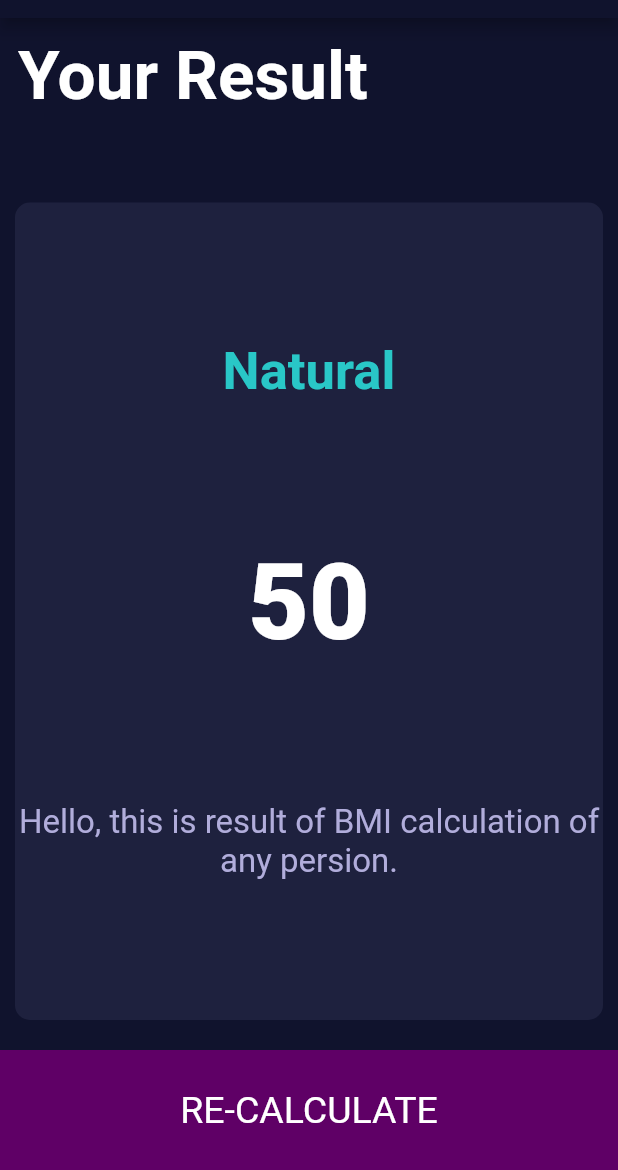
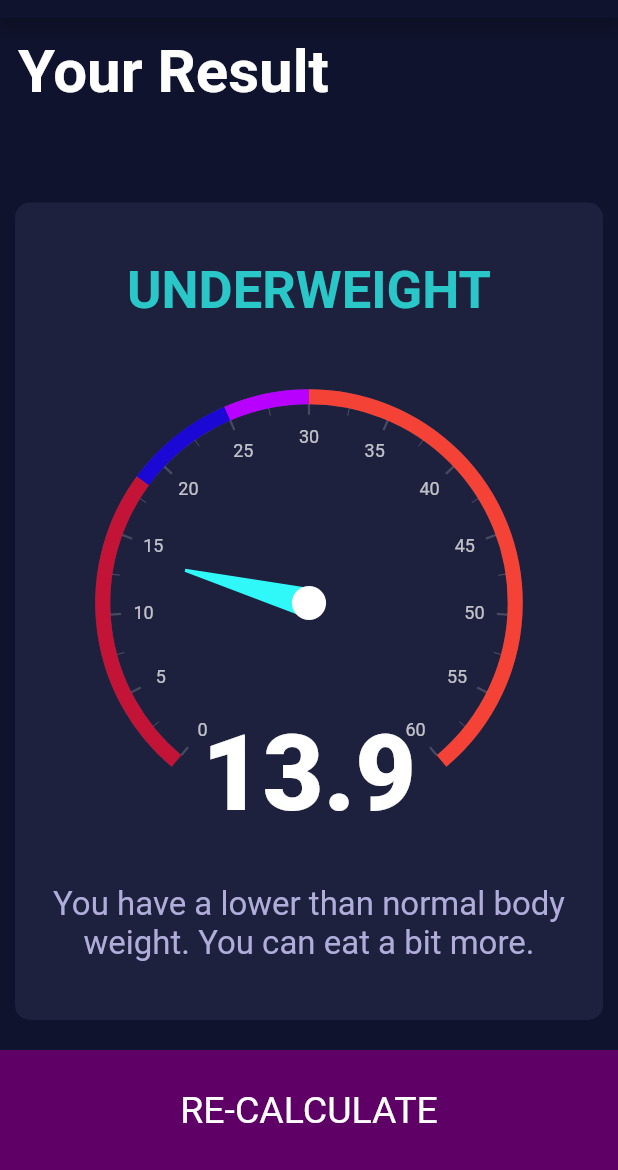
Before and after one commit to praween-link/MyFlutter, a Flutter app: the screen it shows after launch, after a tap on "CALCULATE", on a phone screen of 412 x 824 dp, the part 66-1236 px from its top. Run offline on Flutter 3.47's test engine with Material 2 defaults, Android fonts, the phone set to English and light mode, and no system bars; drawn by our look-alikes of syncfusion_flutter_gauges; our stand-ins replace font_awesome_flutter.

Commit message:
BMI Calculator Project

```diff
--- /dev/null
+++ b/lib/calculator_brain.dart
@@ -0,0 +1,39 @@
+import 'dart:math';
+
+class CalculatorBrain {
+  CalculatorBrain({this.height, this.weight});
+
+  final int height;
+  final int weight;
+
+  double _bmi;
+
+  double calculateBMI() {
+    _bmi = weight / pow(height / 100, 2);
+    return _bmi;
+  }
+
+  String getResult() {
+    if (_bmi >= 30) {
+      return 'Obesity';
+    } else if (_bmi >= 25) {
+      return 'Overweight';
+    } else if (_bmi >= 18.5) {
+      return 'Normal';
+    } else {
+      return 'Underweight';
+    }
+  }
+
+  String getInterpetation() {
+    if (_bmi >= 30) {
+      return "Your weight increased too much, Try to exercise more.";
+    } else if (_bmi >= 25) {
+      return "You have a higher than normal body weight. Try to exercise more.";
+    } else if (_bmi >= 18.5) {
+      return "You have a normal body weight. Good job!";
+    } else {
+      return "You have a lower than normal body weight. You can eat a bit more.";
+    }
+  }
+}
--- /dev/null
+++ b/lib/components/constants.dart
@@ -0,0 +1,38 @@
+import 'package:flutter/material.dart';
+
+const cBottomContainerHeight = 80.0;
+const cBottomContainerColor = Color(0xFF5f0066);
+const cActiveContainerColor = Color(0xFF1e213e);
+const cTextColor = Color(0xFFc7c7c7);
+const cTextSize = 18.0;
+
+const cNumberStyle = TextStyle(
+  color: Color(0xFFFFFFFF),
+  fontSize: 50.0,
+  fontWeight: FontWeight.w900,
+);
+
+const cCalculatorButtonTextStyle = TextStyle(
+  color: Colors.white,
+  fontSize: 25.0,
+);
+const cResultTextStyle = TextStyle(
+  color: Colors.white,
+  fontSize: 40.0,
+  fontWeight: FontWeight.bold,
+);
+const cResTextStyle = TextStyle(
+  color: Color(0xFF29c7c7),
+  fontSize: 35.0,
+  fontWeight: FontWeight.bold,
+);
+const cDiscriptionTextStyle = TextStyle(
+  color: Color(0xFFb1addb),
+  fontSize: 22.0,
+);
+
+const cResultNumberStyle = TextStyle(
+  color: Color(0xFFFFFFFF),
+  fontSize: 70.0,
+  fontWeight: FontWeight.w900,
+);
--- a/lib/reusable_card.dart
+++ b/lib/components/reusable_card.dart
@@ -1,7 +1,6 @@
 import 'package:flutter/material.dart';
 
 class ReusableCard extends StatelessWidget {
-
   ReusableCard({@required this.usingColor, this.childCard, this.onPress});
 
   final Color usingColor;
--- a/lib/constants.dart
+++ /dev/null
@@ -1,17 +0,0 @@
-
-import 'package:flutter/material.dart';
-
-const cBottomContainerHeight = 80.0;
-const cBottomContainerColor = Color(0xFF5f0066);
-const cActiveContainerColor = Color(0xFF1e213e);
-const cTextColor = Color(0xFFc7c7c7);
-const cTextSize = 18.0;
-
-const cNumberStyle = TextStyle(color: Color(0xFFFFFFFF), fontSize: 50.0, fontWeight: FontWeight.w900,);
-
-const cCalculatorButtonTextStyle = TextStyle(color: Colors.white, fontSize: 25.0,);
-const cResultTextStyle = TextStyle(color: Colors.white, fontSize: 45.0, fontWeight: FontWeight.bold,);
-const cResTextStyle = TextStyle(color: Color(0xFF29c7c7), fontSize: 35.0, fontWeight: FontWeight.bold,);
-const cDiscriptionTextStyle = TextStyle(color: Color(0xFFb1addb), fontSize: 22.0,);
-
-const cResultNumberStyle = TextStyle(color: Color(0xFFFFFFFF), fontSize: 70.0, fontWeight: FontWeight.w900,);
--- /dev/null
+++ b/lib/pages/gauge.dart
@@ -0,0 +1,68 @@
+import 'package:flutter/material.dart';
+import 'package:syncfusion_flutter_gauges/gauges.dart';
+import 'package:testing_app/components/constants.dart';
+
+class SfRadialGaugeWidget extends StatelessWidget {
+  const SfRadialGaugeWidget({
+    Key key,
+    @required this.bmiResult,
+  }) : super(key: key);
+
+  final double bmiResult;
+
+  @override
+  Widget build(BuildContext context) {
+    return Container(
+      height: 300,
+      width: 300,
+      child: SfRadialGauge(
+        axes: <RadialAxis>[
+          RadialAxis(
+            minimum: 0,
+            maximum: 60,
+            interval: 5,
+            ranges: <GaugeRange>[
+              GaugeRange(
+                startValue: 0,
+                endValue: 18.5,
+                color: Color(0xFFc31336),
+              ),
+              GaugeRange(
+                startValue: 18.5,
+                endValue: 25,
+                color: Color(0xFF1c08d4),
+              ),
+              GaugeRange(
+                startValue: 25,
+                endValue: 30,
+                color: Color(0xFFb700ff),
+              ),
+              GaugeRange(
+                startValue: 30,
+                endValue: 60,
+                color: Colors.red,
+              ),
+            ],
+            pointers: <GaugePointer>[
+              NeedlePointer(
+                needleColor: Color(0xFF30f8f8),
+                value: bmiResult,
+                enableAnimation: true,
+              ),
+            ],
+            annotations: <GaugeAnnotation>[
+              GaugeAnnotation(
+                widget: Text(
+                  bmiResult.toStringAsFixed(1),
+                  style: cResultNumberStyle,
+                ),
+                positionFactor: 0.8,
+                angle: 90,
+              ),
+            ],
+          ),
+        ],
+      ),
+    );
+  }
+}
--- a/lib/input_page.dart
+++ b/lib/pages/input_page.dart
@@ -1,13 +1,12 @@
 import 'package:flutter/material.dart';
 import 'package:font_awesome_flutter/font_awesome_flutter.dart';
-import 'package:testing_app/results_page.dart';
-
-import 'bottom_button.dart';
-import 'constants.dart';
-import 'icon_content.dart';
-import 'reusable_card.dart';
-import 'round_button_icon.dart';
-// import 'package:font_awesome_flutter/font_awesome_flutter.dart';
+import 'package:testing_app/calculator_brain.dart';
+import 'package:testing_app/components/bottom_button.dart';
+import 'package:testing_app/components/constants.dart';
+import 'package:testing_app/components/icon_content.dart';
+import 'package:testing_app/components/reusable_card.dart';
+import 'package:testing_app/components/round_button_icon.dart';
+import 'package:testing_app/pages/results_page.dart';
 
 enum Gender {
   male,
@@ -248,10 +247,16 @@ class _InputPageState extends State<InputPage> {
             ),
             BottomButton(
               onTap: () {
+                CalculatorBrain calc =
+                    new CalculatorBrain(height: height, weight: weight);
                 Navigator.push(
                   context,
                   MaterialPageRoute(
-                    builder: (context) => ResultsPage(),
+                    builder: (context) => ResultsPage(
+                      bmiResult: calc.calculateBMI(),
+                      resultText: calc.getResult(),
+                      resultInterpetation: calc.getInterpetation(),
+                    ),
                   ),
                 );
               },
--- a/lib/results_page.dart
+++ b/lib/pages/results_page.dart
@@ -1,10 +1,21 @@
 import 'package:flutter/material.dart';
-import 'package:testing_app/reusable_card.dart';
+import 'package:testing_app/components/bottom_button.dart';
+import 'package:testing_app/components/constants.dart';
+import 'package:testing_app/components/reusable_card.dart';
 
-import 'bottom_button.dart';
-import 'constants.dart';
+import 'gauge.dart';
 
 class ResultsPage extends StatelessWidget {
+  ResultsPage({
+    @required this.bmiResult,
+    @required this.resultText,
+    @required this.resultInterpetation,
+  });
+
+  final double bmiResult;
+  final String resultText;
+  final String resultInterpetation;
+
   @override
   Widget build(BuildContext context) {
     return Scaffold(
@@ -18,7 +29,6 @@ class ResultsPage extends StatelessWidget {
             Expanded(
               child: Padding(
                 padding: const EdgeInsets.all(12.0),
-
                 child: Text(
                   "Your Result",
                   style: cResultTextStyle,
@@ -32,11 +42,18 @@ class ResultsPage extends StatelessWidget {
                 childCard: Column(
                   mainAxisAlignment: MainAxisAlignment.spaceEvenly,
                   crossAxisAlignment: CrossAxisAlignment.center,
-
                   children: <Widget>[
-                    Text("Natural", style: cResTextStyle,),
-                    Text("50", style: cResultNumberStyle,),
-                    Text("Hello, this is result of BMI calculation of any persion.", style: cDiscriptionTextStyle, textAlign: TextAlign.center,),
+                    Text(
+                      resultText.toUpperCase(),
+                      style: cResTextStyle,
+                    ),
+                    ////////////////////
+                    SfRadialGaugeWidget(bmiResult: bmiResult),
+                    Text(
+                      resultInterpetation,
+                      style: cDiscriptionTextStyle,
+                      textAlign: TextAlign.center,
+                    ),
                   ],
                 ),
               ),
--- a/pubspec.yaml
+++ b/pubspec.yaml
@@ -23,6 +23,7 @@ environment:
 dependencies:
   flutter:
     sdk: flutter
+  syncfusion_flutter_gauges: ^19.2.56
 
   # The following adds the Cupertino Icons font to your application.
   # Use with the CupertinoIcons class for iOS style icons.
```
Also changed, not shown: lib/main.dart (+2 -10 lines), app_screen_img/1.png.jpg (added), app_screen_img/2.png.jpg (added), app_screen_img/3.png.jpg (added), lib/components/bottom_button.dart (line endings or trailing spaces), lib/components/icon_content.dart (renamed from lib/icon_content.dart), lib/components/round_button_icon.dart (line endings or trailing spaces), pubspec.lock.
